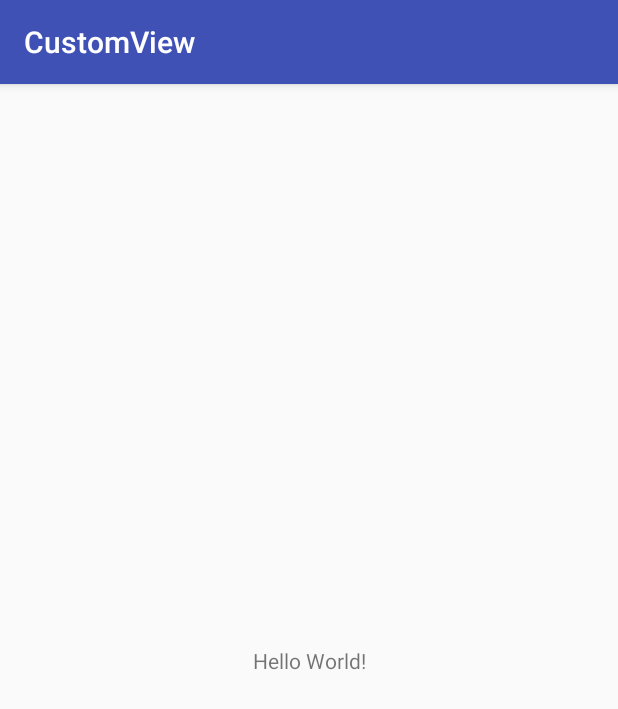
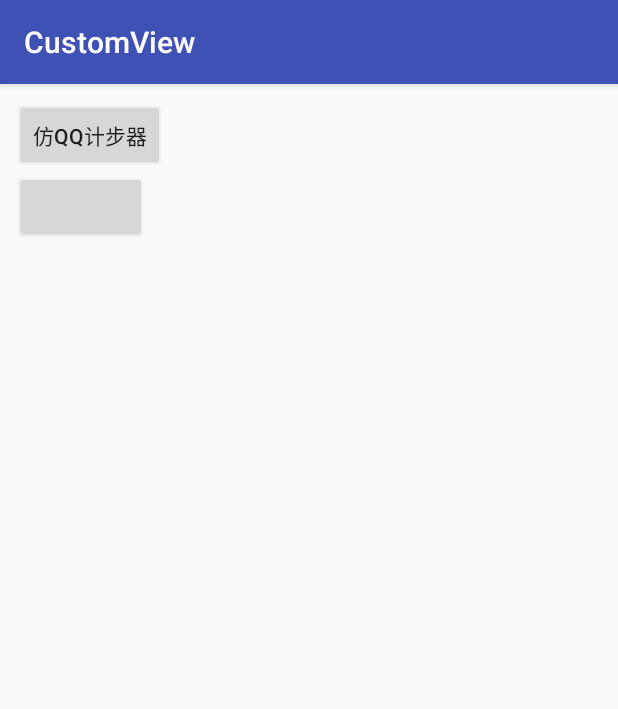
Before and after one commit to GuoYangGit/CustomView, an Android app: the screen it shows after launch (MainActivity), on a phone screen of 412 x 824 dp. Shown: the top 709 px of the screen. Run offline under Robolectric (Android 15) with nearby library versions, the phone set to English and light mode, and no system bars.

Commit message:
仿qq计步器

```diff
--- a/app/src/main/AndroidManifest.xml
+++ b/app/src/main/AndroidManifest.xml
@@ -16,6 +16,7 @@
                 <category android:name="android.intent.category.LAUNCHER" />
             </intent-filter>
         </activity>
+        <activity android:name=".QQStepView.QQStepActivity"></activity>
     </application>
 
 </manifest>
--- a/app/src/main/res/layout/activity_main.xml
+++ b/app/src/main/res/layout/activity_main.xml
@@ -1,18 +1,18 @@
 <?xml version="1.0" encoding="utf-8"?>
-<android.support.constraint.ConstraintLayout xmlns:android="http://schemas.android.com/apk/res/android"
-    xmlns:app="http://schemas.android.com/apk/res-auto"
+<LinearLayout xmlns:android="http://schemas.android.com/apk/res/android"
     xmlns:tools="http://schemas.android.com/tools"
     android:layout_width="match_parent"
     android:layout_height="match_parent"
+    android:orientation="vertical"
+    android:padding="10dp"
     tools:context="com.example.guoyang.customview.MainActivity">
-
-    <TextView
+    <Button
+        android:id="@+id/QQStepView"
         android:layout_width="wrap_content"
         android:layout_height="wrap_content"
-        android:text="Hello World!"
-        app:layout_constraintBottom_toBottomOf="parent"
-        app:layout_constraintLeft_toLeftOf="parent"
-        app:layout_constraintRight_toRightOf="parent"
-        app:layout_constraintTop_toTopOf="parent" />
-
-</android.support.constraint.ConstraintLayout>
+        android:text="仿qq计步器"
+        android:onClick="QQStepview"/>
+    <Button
+        android:layout_width="wrap_content"
+        android:layout_height="wrap_content" />
+</LinearLayout>
```
Also changed, not shown: app/src/main/java/com/example/guoyang/customview/MainActivity.java (+9 -0 lines), app/src/main/java/com/example/guoyang/customview/QQStepView/QQStepActivity.java (added, +32 -0 lines), app/src/main/java/com/example/guoyang/customview/QQStepView/QQStepView.java (added, +131 -0 lines), app/src/main/res/layout/activity_qqstep.xml (added, +18 -0 lines), app/src/main/res/values/attrs.xml (added, +10 -0 lines).
